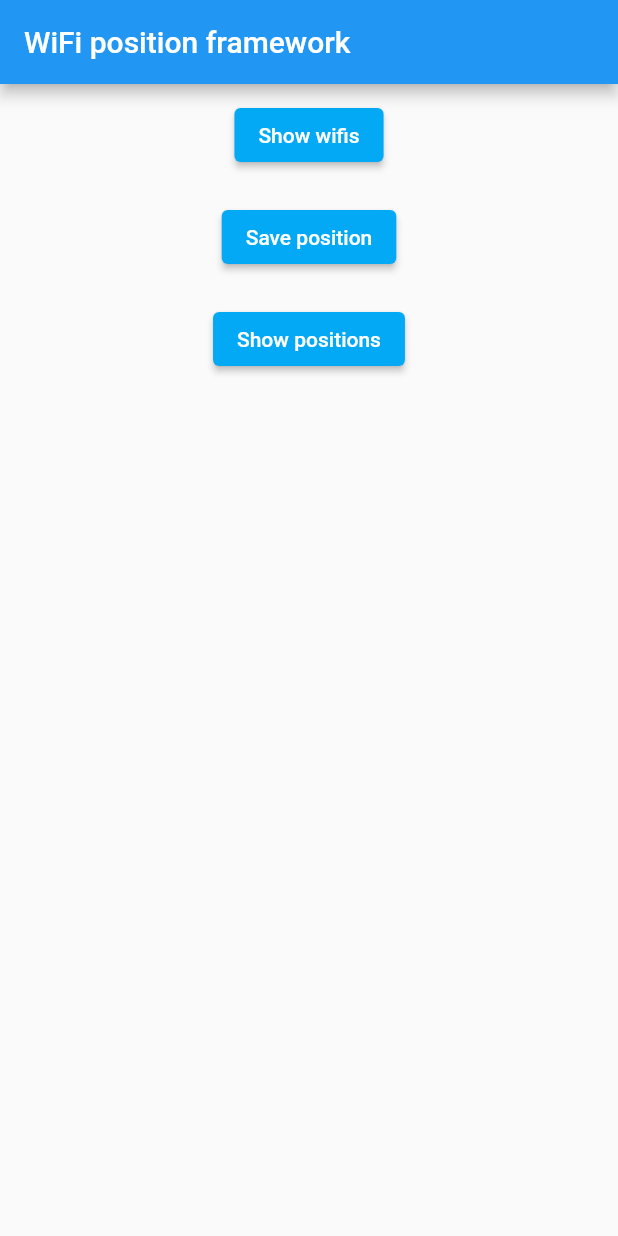
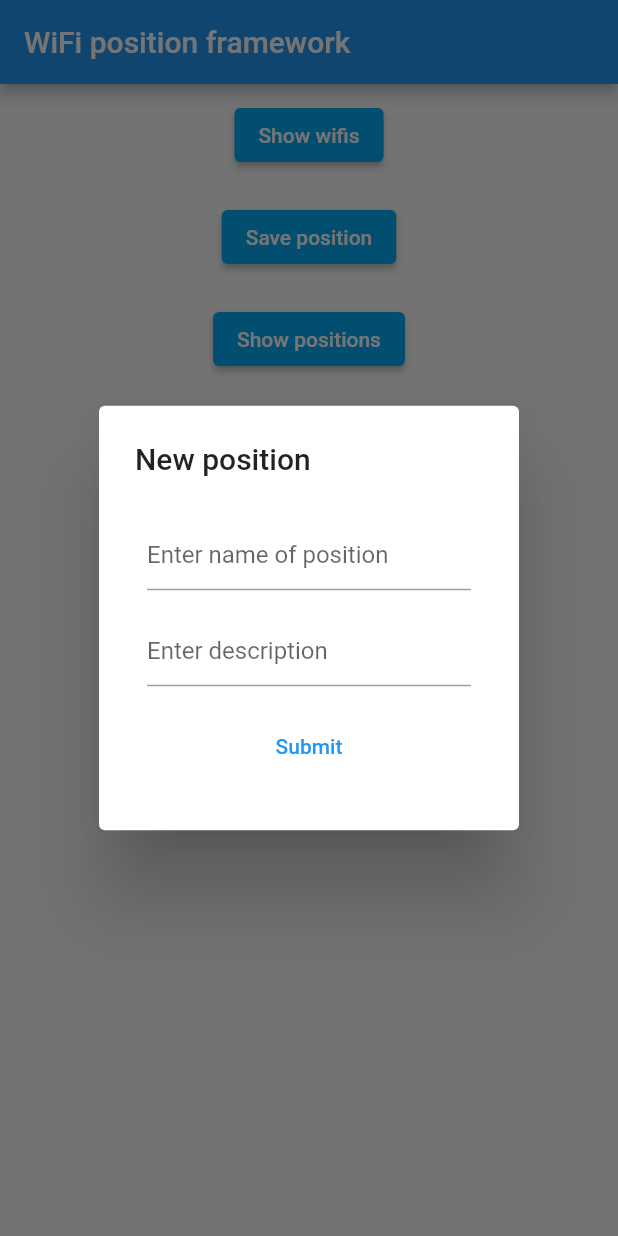
Before and after one commit to jirikloudak/wifi_position, a Flutter app: the screen it shows after launch, after a tap on "Save position", on a phone screen of 412 x 824 dp. Run offline on Flutter 3.47's test engine with Material 2 defaults, Android fonts, the phone set to English and light mode, and no system bars; missing offline and left inert: wifi_hunter.

Commit message:
rewrite location, add logic for jason, new input form

```diff
--- a/lib/main.dart
+++ b/lib/main.dart
@@ -1,6 +1,3 @@
-import 'dart:convert';
-import 'dart:io';
-
 import 'package:flutter/material.dart';
 import 'package:flutter/services.dart';
 import 'dart:async';
@@ -9,10 +6,8 @@ import 'package:wifi_hunter/wifi_hunter.dart';
 import 'package:wifi_hunter/wifi_hunter_result.dart';
 import 'package:wifi_position/pages/LocationsPage.dart';
 
-import 'model/locations.dart';
-
 void main() {
-  runApp(MaterialApp(home: MyApp()));
+  runApp(const MaterialApp(home: MyApp()));
 }
 
 class MyApp extends StatefulWidget {
@@ -24,11 +19,12 @@ class MyApp extends StatefulWidget {
 
 class _MyAppState extends State<MyApp> {
   WiFiHunterResult wiFiHunterResult = WiFiHunterResult();
-  Color buttonCollor = Colors.lightBlue;
+  Color buttonColor = Colors.lightBlue;
   Color buttonColorPressed = Colors.red;
+  final _formKey = GlobalKey<FormState>();
 
   Future<void> huntWiFis() async {
-    setState(() => buttonCollor = buttonColorPressed);
+    setState(() => buttonColor = buttonColorPressed);
 
     try {
       wiFiHunterResult = (await WiFiHunter.huntWiFiNetworks)!;
@@ -44,31 +40,52 @@ class _MyAppState extends State<MyApp> {
   Future openDialog() => showDialog(
     context: context,
     builder: (context) => AlertDialog(
-      title: Text("Name"),
-      content: const TextField(
-        decoration: InputDecoration(hintText: "Enter name of position"),
+      title: const Text("New position"),
+      content: Stack(
+        clipBehavior: Clip.none, children: <Widget>[
+          Positioned(
+            right: -40.0,
+            top: -40.0,
+            left: 40.0,
+            bottom: 40.0,
+            child: InkResponse(
+              onTap: () {
+                Navigator.of(context).pop();
+              },
+            ),
+          ),
+          Form(
+            key: _formKey,
+            child: Column(
+              mainAxisSize: MainAxisSize.min,
+              children: <Widget>[
+                Padding(
+                  padding: const EdgeInsets.all(8.0),
+                  child: TextFormField(
+                    decoration: const InputDecoration(hintText: "Enter name of position"),
+                  ),
+                ),
+                Padding(
+                  padding: const EdgeInsets.all(8.0),
+                  child: TextFormField(
+                    decoration: const InputDecoration(hintText: "Enter description"),
+                  ),
+                ),
+                Padding(
+                  padding: const EdgeInsets.all(8.0),
+                  child: TextButton(
+                    child: const Text("Submit"),
+                    onPressed: () {
+                    },
+                  ),
+                )
+              ],
+            ),
+          ),
+        ],
       ),
-      actions: [
-        TextButton(
-          child: Text("Save"),
-          onPressed: () {},
-        )
-      ],
     )
   );
-
-
-  Future<File> get _jsonFile async {
-    return File('assets/sample.json');
-  }
-
-
-  Future<locations> writejsonFile() async {
-    final locations location = locations("15", "Write test", "Write test", "ssid test");
-    File file = await _jsonFile;
-    await file.writeAsString(json.encode(location));
-    return location;
-  }
 
   @override
   Widget build(BuildContext context) {
@@ -88,7 +105,7 @@ class _MyAppState extends State<MyApp> {
               Container(
                 margin: const EdgeInsets.all(10.0),
                 child: ElevatedButton(
-                    style: ButtonStyle(backgroundColor: MaterialStateProperty.all<Color>(buttonCollor)),
+                    style: ButtonStyle(backgroundColor: MaterialStateProperty.all<Color>(buttonColor)),
                     onPressed: () => huntWiFis(),
                     child: const Text('Show wifis')
                 ),
@@ -96,10 +113,9 @@ class _MyAppState extends State<MyApp> {
               Container(
                 margin: const EdgeInsets.all(10.0),
                 child: ElevatedButton(
-                    style: ButtonStyle(backgroundColor: MaterialStateProperty.all<Color>(buttonCollor)),
+                    style: ButtonStyle(backgroundColor: MaterialStateProperty.all<Color>(buttonColor)),
                     onPressed: () {
-                      //openDialog();
-                      writejsonFile();
+                      openDialog();
                       },
                     child: const Text('Save position')
                 ),
@@ -107,7 +123,7 @@ class _MyAppState extends State<MyApp> {
               Container(
                 margin: const EdgeInsets.all(10.0),
                 child: ElevatedButton(
-                    style: ButtonStyle(backgroundColor: MaterialStateProperty.all<Color>(buttonCollor)),
+                    style: ButtonStyle(backgroundColor: MaterialStateProperty.all<Color>(buttonColor)),
                     onPressed: () {
                       locationsPage(context);
                     },
@@ -151,6 +167,6 @@ class _MyAppState extends State<MyApp> {
   }
 
   void locationsPage (BuildContext context){
-    Navigator.push(context, MaterialPageRoute(builder: (context){return LocationsPage();}));
+    Navigator.push(context, MaterialPageRoute(builder: (context){return const LocationsPage();}));
   }
 }
--- /dev/null
+++ b/lib/model/location.dart
@@ -0,0 +1,25 @@
+class Location {
+  String id, name, description;
+  late List<int> signals;
+
+  Location(this.id, this.name, this.description, List<dynamic> signals){
+
+    this.signals = signals.cast<int>();
+  }
+
+  factory Location.fromJson(Map<String, dynamic> json){
+    return Location(
+        json['id'] as String,
+        json['name'] as String,
+        json['description'] as String,
+        json['signals'] as List<dynamic>
+    );
+  }
+
+  Map<String, dynamic> toJson() => {
+    'id': id,
+    'name': name,
+    'description': description,
+    'signals': signals.cast<dynamic>()
+  };
+}
--- a/lib/model/locations.dart
+++ /dev/null
@@ -1,21 +0,0 @@
-class locations {
-  final String id;
-  final String name;
-  final String description;
-  final String ssid;
-
-  locations(this.id, this.name, this.description, this.ssid);
-
-  locations.fromJson(Map<String, dynamic> json)
-      : id = json['id'],
-        name = json['name'],
-        description = json['description'],
-        ssid = json['SSID'];
-
-  Map<String, dynamic> toJson() => {
-    'id': id,
-    'name': name,
-    'description': description,
-    'ssid': ssid,
-  };
-}
```
Also changed, not shown: assets/sample.json (+10 -6 lines), lib/logic/logic.dart (added, +46 -0 lines), lib/pages/LocationsPage.dart (+11 -5 lines), pubspec.lock.
